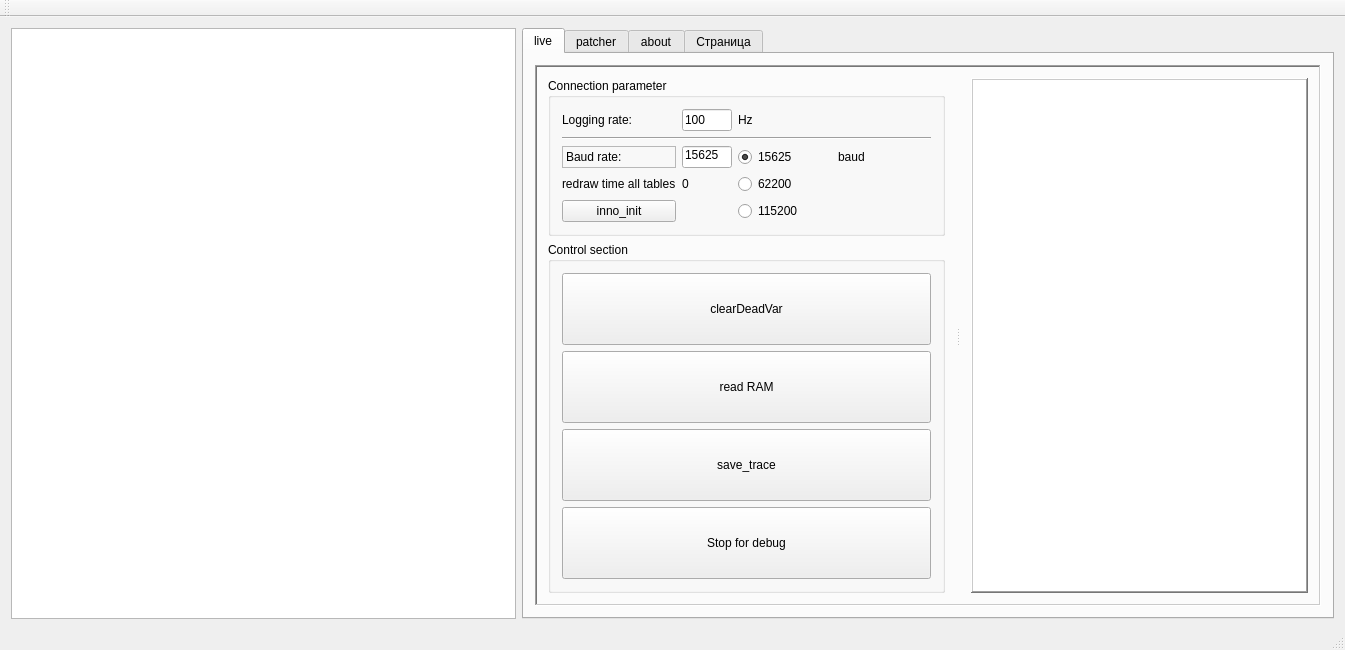
Qt form mainwindow.ui (DowJhob/Evo-live-map) before a commit.
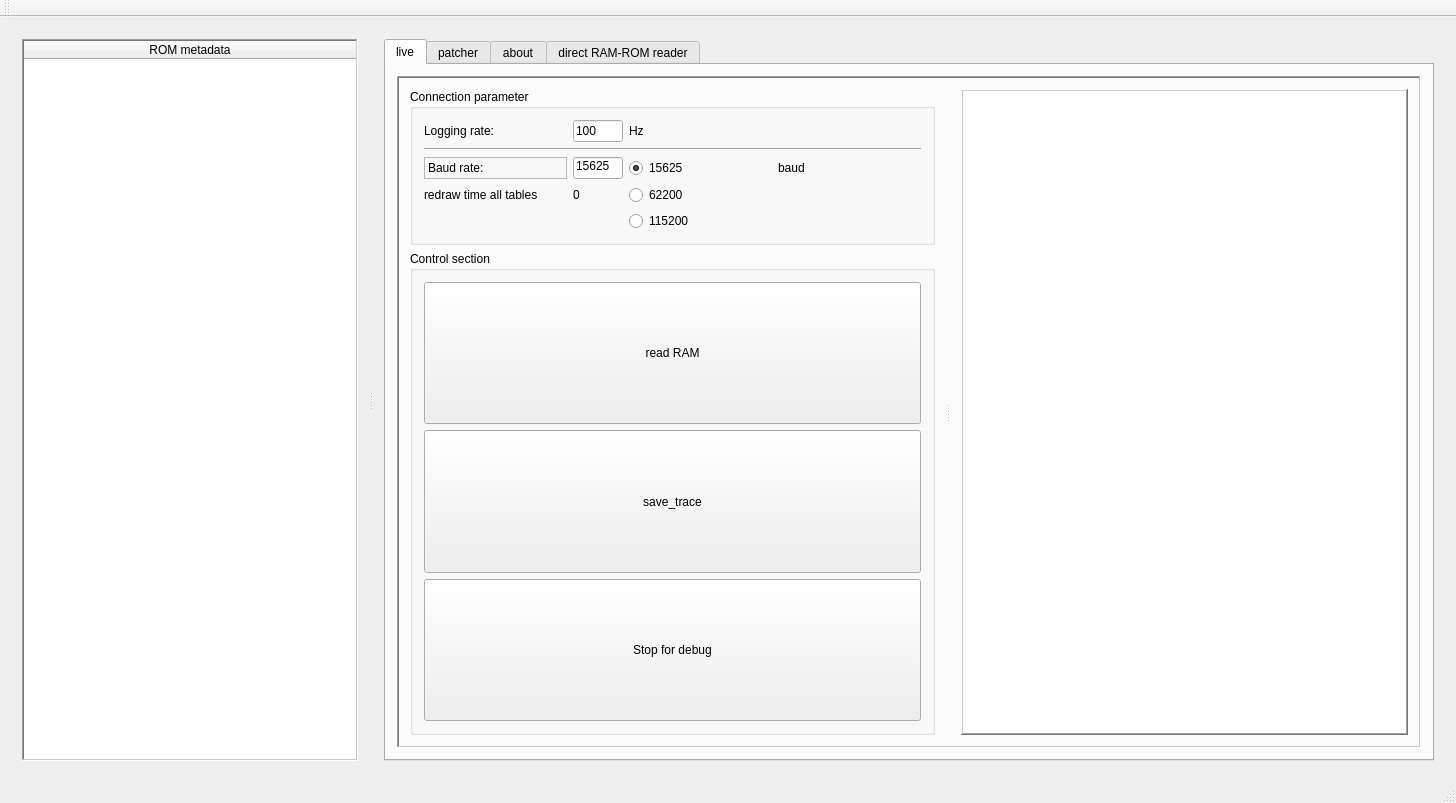
The same form after that commit.

Patch:
```diff
--- a/mainwindow.ui
+++ b/mainwindow.ui
@@ -6,8 +6,8 @@
    <rect>
     <x>0</x>
     <y>0</y>
-    <width>1345</width>
-    <height>650</height>
+    <width>1456</width>
+    <height>803</height>
    </rect>
   </property>
   <property name="sizePolicy">
@@ -65,16 +65,63 @@
      <height>800</height>
     </size>
    </property>
+   <layout class="QGridLayout" name="gridLayout_5">
+    <item row="0" column="0">
+     <widget class="QSplitter" name="splitter">
+      <property name="orientation">
+       <enum>Qt::Horizontal</enum>
+      </property>
+      <widget class="QWidget" name="horizontalLayoutWidget">
    <layout class="QHBoxLayout" name="horizontalLayout">
     <item>
      <widget class="QTreeWidget" name="treeWidget">
+          <property name="sizePolicy">
+           <sizepolicy hsizetype="Expanding" vsizetype="Expanding">
+            <horstretch>0</horstretch>
+            <verstretch>0</verstretch>
+           </sizepolicy>
+          </property>
+          <property name="frameShape">
+           <enum>QFrame::WinPanel</enum>
+          </property>
+          <property name="headerHidden">
+           <bool>false</bool>
+          </property>
       <property name="columnCount">
-       <number>0</number>
-      </property>
-     </widget>
-    </item>
+           <number>1</number>
+          </property>
+          <attribute name="headerVisible">
+           <bool>true</bool>
+          </attribute>
+          <attribute name="headerDefaultSectionSize">
+           <number>100</number>
+          </attribute>
+          <column>
+           <property name="text">
+            <string notr="true">ROM metadata</string>
+           </property>
+           <property name="textAlignment">
+            <set>AlignCenter</set>
+           </property>
+           <property name="background">
+            <color>
+             <red>120</red>
+             <green>120</green>
+             <blue>120</blue>
+            </color>
+           </property>
+          </column>
+         </widget>
+        </item>
+       </layout>
+      </widget>
+      <widget class="QWidget" name="horizontalLayoutWidget_2">
+       <layout class="QHBoxLayout" name="horizontalLayout_3">
     <item>
      <widget class="QTabWidget" name="tabWidget">
+          <property name="enabled">
+           <bool>true</bool>
+          </property>
       <property name="sizePolicy">
        <sizepolicy hsizetype="Expanding" vsizetype="Expanding">
         <horstretch>0</horstretch>
@@ -87,6 +134,12 @@
       <property name="currentIndex">
        <number>0</number>
       </property>
+          <property name="elideMode">
+           <enum>Qt::ElideRight</enum>
+          </property>
+          <property name="tabBarAutoHide">
+           <bool>true</bool>
+          </property>
       <widget class="QWidget" name="live_tab">
        <property name="sizePolicy">
         <sizepolicy hsizetype="Expanding" vsizetype="Expanding">
@@ -320,13 +373,6 @@
                    </property>
                   </widget>
                  </item>
-                 <item row="5" column="0">
-                  <widget class="QPushButton" name="inno_initButton">
-                   <property name="text">
-                    <string>inno_init</string>
-                   </property>
-                  </widget>
-                 </item>
                 </layout>
                </item>
               </layout>
@@ -346,19 +392,6 @@
               <layout class="QGridLayout" name="gridLayout_18">
                <item row="0" column="0">
                 <layout class="QVBoxLayout" name="verticalLayout_5">
-                 <item>
-                  <widget class="QPushButton" name="clearDeadVarButton">
-                   <property name="sizePolicy">
-                    <sizepolicy hsizetype="Expanding" vsizetype="Expanding">
-                     <horstretch>0</horstretch>
-                     <verstretch>0</verstretch>
-                    </sizepolicy>
-                   </property>
-                   <property name="text">
-                    <string>clearDeadVar</string>
-                   </property>
-                  </widget>
-                 </item>
                  <item>
                   <widget class="QPushButton" name="read_RAM_Button">
                    <property name="enabled">
@@ -697,7 +730,7 @@
       </widget>
       <widget class="QWidget" name="tab">
        <attribute name="title">
-        <string>Страница</string>
+            <string>direct RAM-ROM reader</string>
        </attribute>
        <layout class="QGridLayout" name="gridLayout_12">
         <item row="2" column="0">
@@ -753,6 +786,10 @@
            </widget>
           </item>
          </layout>
+            </item>
+           </layout>
+          </widget>
+         </widget>
         </item>
        </layout>
       </widget>
```
Lines whose indentation alone changed are shown as unchanged.
